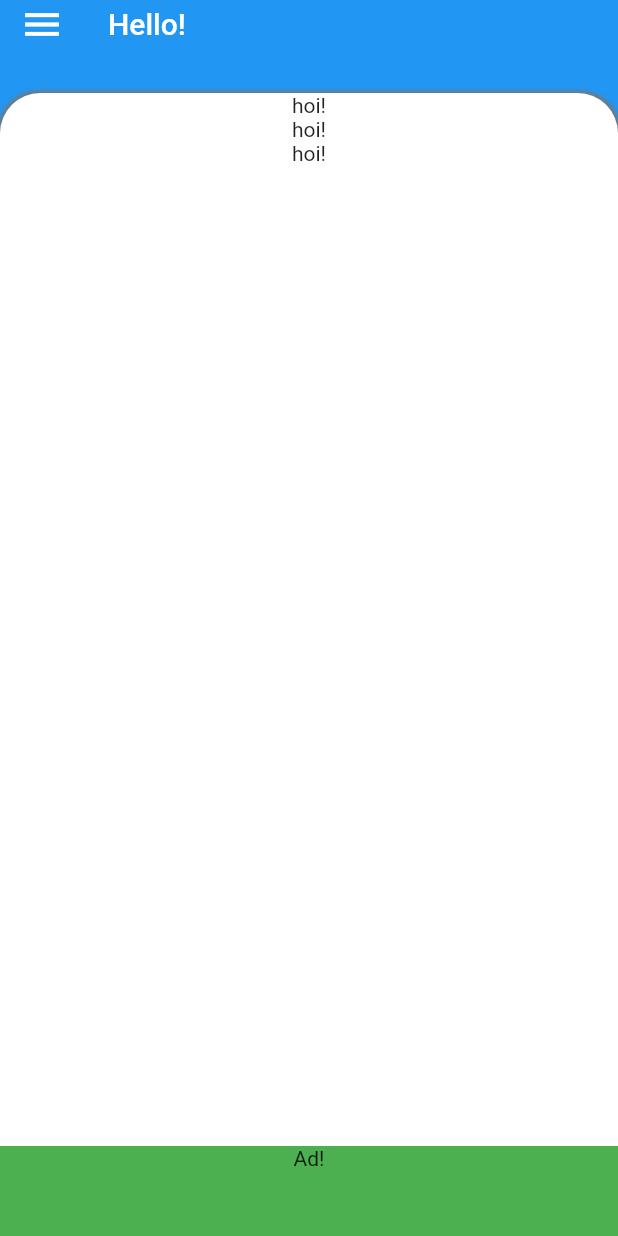
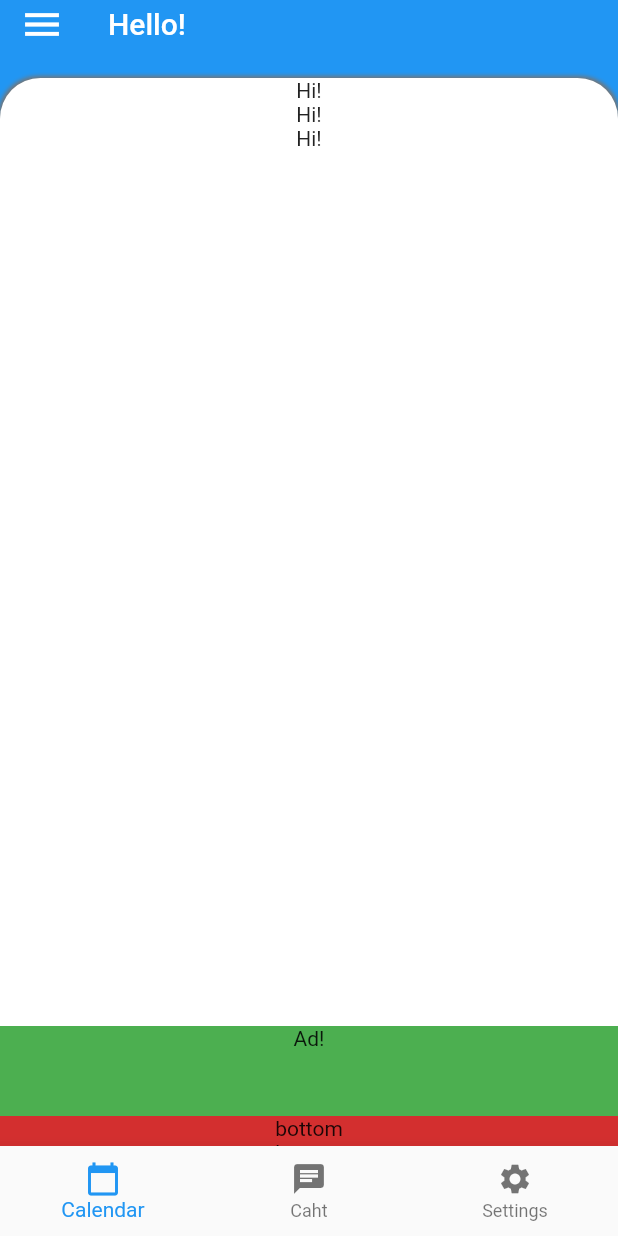
Before and after one commit to ymdarake/flutter-template-browser_like_tab, a Flutter app: the screen it shows after launch, on a phone screen of 412 x 824 dp. Run offline on Flutter 3.47's test engine with Material 2 defaults, Android fonts, the phone set to English and light mode, and no system bars.

Commit message:
[update]Columnize

```diff
--- a/lib/src/screens/home.dart
+++ b/lib/src/screens/home.dart
@@ -7,43 +7,23 @@ class Home extends StatefulWidget {
 
 class _HomeState extends State<Home> with SingleTickerProviderStateMixin {
   Animation<double> tabAnimation;
-  Animation<double> adAnimation;
-  Animation<double> bottomSheetAnimation;
   AnimationController tabAnimationController;
-  final double bottomSheetHeight = 500.0; // TODO: preferable: calc dynamically
+  final double toolbarHeight = 20.0; // TODO: calc.
+  final double topMargin = 20.0;
   final double adHeight = 60.0;
+  double bottomSheetHeight;
   final double appBarHeight = 32.0;
+  final double bottomNavigationBarHeight = 60.0;
 
   @override
   void initState() {
     super.initState();
-    tabAnimationController = AnimationController(
-      duration: Duration(milliseconds: 300),
-      vsync: this,
-    );
-    tabAnimation = Tween(begin: 0.0, end: -bottomSheetHeight).animate(
-      CurvedAnimation(
-        curve: Curves.easeInOut,
-        parent: tabAnimationController,
-      ),
-    );
-    adAnimation = Tween(begin: 0.0, end: bottomSheetHeight).animate(
-      CurvedAnimation(
-        curve: Curves.easeInOut,
-        parent: tabAnimationController,
-      ),
-    );
-    bottomSheetAnimation =
-        Tween(begin: -adHeight - bottomSheetHeight, end: 0.0).animate(
-      CurvedAnimation(
-        curve: Curves.easeInOut,
-        parent: tabAnimationController,
-      ),
-    );
   }
 
   @override
   Widget build(BuildContext context) {
+    _initializeAnimation();
+
     return Scaffold(
       appBar: PreferredSize(
         preferredSize: Size.fromHeight(appBarHeight),
@@ -56,6 +36,7 @@ class _HomeState extends State<Home> with SingleTickerProviderStateMixin {
           ),
         ),
       ),
+      bottomNavigationBar: _buildBottomNavigationBar(),
       backgroundColor: Theme.of(context).colorScheme.primary,
       body: _buildTab(),
     );
@@ -66,24 +47,29 @@ class _HomeState extends State<Home> with SingleTickerProviderStateMixin {
         onVerticalDragDown: null,
         onVerticalDragUpdate: _handleDragUpdate,
         child: Stack(
-        overflow: Overflow.visible,
           children: <Widget>[
             _buildTabAnimation(),
-          _buildAdAnimation(),
-          _buildBottomSheetAnimation(),
           ],
-      ),
-    );
+        ));
   }
 
   Widget _buildTabAnimation() {
     return AnimatedBuilder(
       animation: tabAnimation,
-      child: Container(
+      builder: (context, child) {
+        return Positioned(
+          top: tabAnimation.value,
+          child: Column(
+            children: <Widget>[
+              Container(
                 width: MediaQuery.of(context).size.width,
-        height:
-            MediaQuery.of(context).size.height - 30 - appBarHeight - adHeight,
-        margin: EdgeInsets.only(top: 30),
+                height: MediaQuery.of(context).size.height -
+                    toolbarHeight -
+                    topMargin -
+                    adHeight -
+                    appBarHeight -
+                    bottomNavigationBarHeight,
+                margin: EdgeInsets.only(top: topMargin),
                 decoration: BoxDecoration(
                   boxShadow: _buildTabShadow(),
                   color: Theme.of(context).colorScheme.surface,
@@ -92,29 +78,25 @@ class _HomeState extends State<Home> with SingleTickerProviderStateMixin {
                     topRight: Radius.circular(27.0),
                   ),
                 ),
-        child: Center(
                 child: Column(
                   children: <Widget>[
-              Text('hoi!'),
-              Text('hoi!'),
-              Text('hoi!'),
+                    Text('Hi!'),
+                    Text('Hi!'),
+                    Text('Hi!'),
                   ],
                 ),
               ),
+              _buildAd(),
+              _buildBottomSheet(),
+            ],
           ),
-      builder: (context, child) {
-        return Positioned(
-          top: tabAnimation.value,
-          child: child,
         );
       },
     );
   }
 
-  Widget _buildAdAnimation() {
-    return AnimatedBuilder(
-      animation: adAnimation,
-      child: Container(
+  Widget _buildAd() {
+    return Container(
       width: MediaQuery.of(context).size.width,
       height: adHeight,
       decoration: BoxDecoration(
@@ -127,20 +109,11 @@ class _HomeState extends State<Home> with SingleTickerProviderStateMixin {
           ],
         ),
       ),
-      ),
-      builder: (context, child) {
-        return Positioned(
-          bottom: adAnimation.value,
-          child: child,
-        );
-      },
     );
   }
 
-  Widget _buildBottomSheetAnimation() {
-    return AnimatedBuilder(
-      animation: bottomSheetAnimation,
-      child: Container(
+  Widget _buildBottomSheet() {
+    return Container(
       width: MediaQuery.of(context).size.width,
       height: bottomSheetHeight,
       decoration: BoxDecoration(
@@ -156,13 +129,28 @@ class _HomeState extends State<Home> with SingleTickerProviderStateMixin {
           ],
         ),
       ),
+    );
+  }
+
+  Widget _buildBottomNavigationBar() {
+    return SizedBox(
+      height: bottomNavigationBarHeight,
+      child: BottomNavigationBar(
+        items: <BottomNavigationBarItem>[
+          BottomNavigationBarItem(
+            icon: Icon(Icons.calendar_today),
+            title: Text('Calendar'),
           ),
-      builder: (context, child) {
-        return Positioned(
-          bottom: bottomSheetAnimation.value,
-          child: child,
-        );
-      },
+          BottomNavigationBarItem(
+            icon: Icon(Icons.chat),
+            title: Text('Caht'),
+          ),
+          BottomNavigationBarItem(
+            icon: Icon(Icons.settings),
+            title: Text('Settings'),
+          ),
+        ],
+      ),
     );
   }
 
@@ -187,4 +175,27 @@ class _HomeState extends State<Home> with SingleTickerProviderStateMixin {
       ),
     ];
   }
+
+  _initializeAnimation() {
+    if (tabAnimation != null) return;
+
+    bottomSheetHeight = MediaQuery.of(context).size.height;
+    tabAnimationController = AnimationController(
+      duration: Duration(milliseconds: 300),
+      vsync: this,
+    );
+    tabAnimation = Tween(
+            begin: 0.0,
+            end: -bottomSheetHeight +
+                adHeight +
+                appBarHeight +
+                toolbarHeight +
+                topMargin)
+        .animate(
+      CurvedAnimation(
+        curve: Curves.easeInOut,
+        parent: tabAnimationController,
+      ),
+    );
   }
+}
```
Lines whose indentation alone changed are shown as unchanged.
